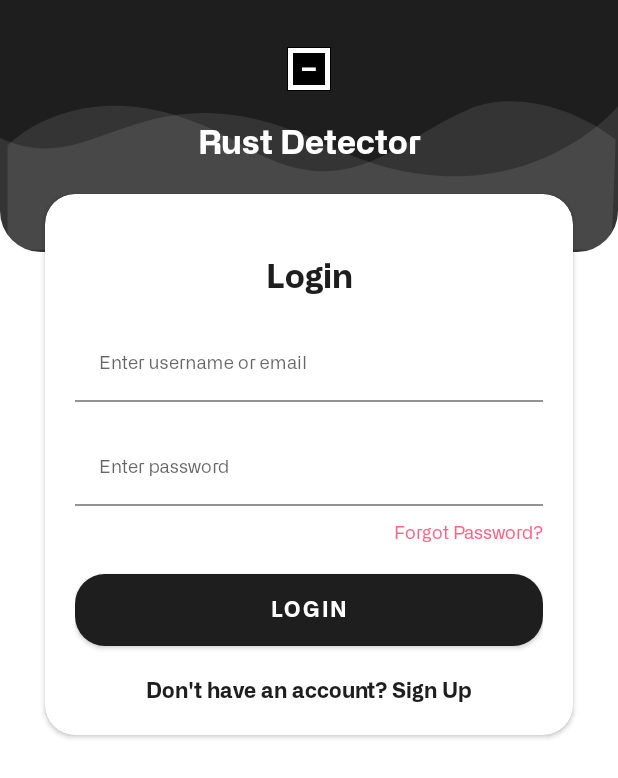
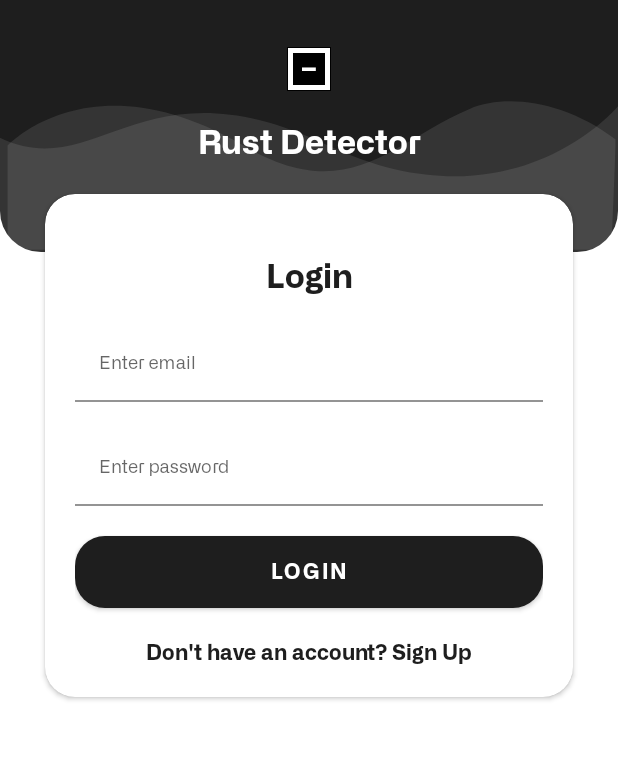
Before and after one commit to windaangellina/RustDetector, an Android app: the screen it shows after launch (LoginActivity), on a phone screen of 412 x 824 dp. Shown: the top 778 px of the screen. Run offline under Robolectric (Android 15) with nearby library versions, the phone set to English and light mode, and no system bars.

Commit message:
layout changes mengikuti logic firebase auth

```diff
--- a/app/src/main/res/layout/activity_login.xml
+++ b/app/src/main/res/layout/activity_login.xml
@@ -28,7 +28,6 @@
                         style="@style/parent"
                         android:background="@drawable/ic_login_bk"
                         android:contentDescription="@string/login_background" />
-
                 </LinearLayout>
 
             </LinearLayout>
--- a/app/src/main/res/layout/layout_login.xml
+++ b/app/src/main/res/layout/layout_login.xml
@@ -31,7 +31,7 @@
                 style="@style/modifiedEditText"
                 android:inputType="textEmailAddress"
                 android:maxLines="1"
-                android:hint="@string/enter_username_or_email"/>
+                android:hint="@string/enter_email"/>
         </com.google.android.material.textfield.TextInputLayout>
 
         <com.google.android.material.textfield.TextInputLayout
@@ -46,15 +46,6 @@
                 android:maxLines="1"
                 android:inputType="textPassword"/>
         </com.google.android.material.textfield.TextInputLayout>
-
-        <TextView
-            android:id="@+id/textViewForgotPassword"
-            style="@style/viewParent"
-            android:text="@string/forgot_password"
-            android:textColor="@color/secondaryTextColor"
-            android:textSize="@dimen/newsMoreTextSize"
-            android:layout_gravity="end"
-            android:layout_marginTop="10dp"/>
 
         <Button
             android:id="@+id/buttonLogin"
--- a/app/src/main/res/values/strings.xml
+++ b/app/src/main/res/values/strings.xml
@@ -24,5 +24,5 @@
     <string name="username">Username</string>
     <string name="email">Email</string>
     <string name="password">Password</string>
-    <string name="enter_username_or_email">Enter username or email</string>
+    <string name="confirm_password">Confirm password</string>
 </resources>
```
Also changed, not shown: app/src/main/res/layout/layout_register.xml (+12 -12 lines).
